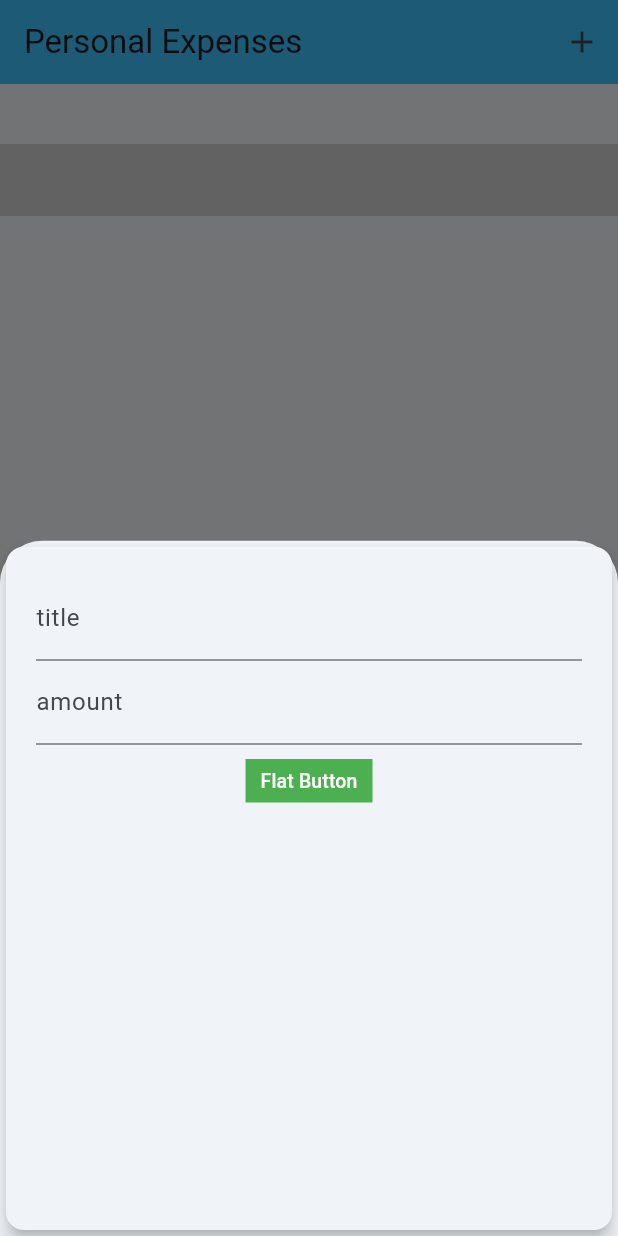
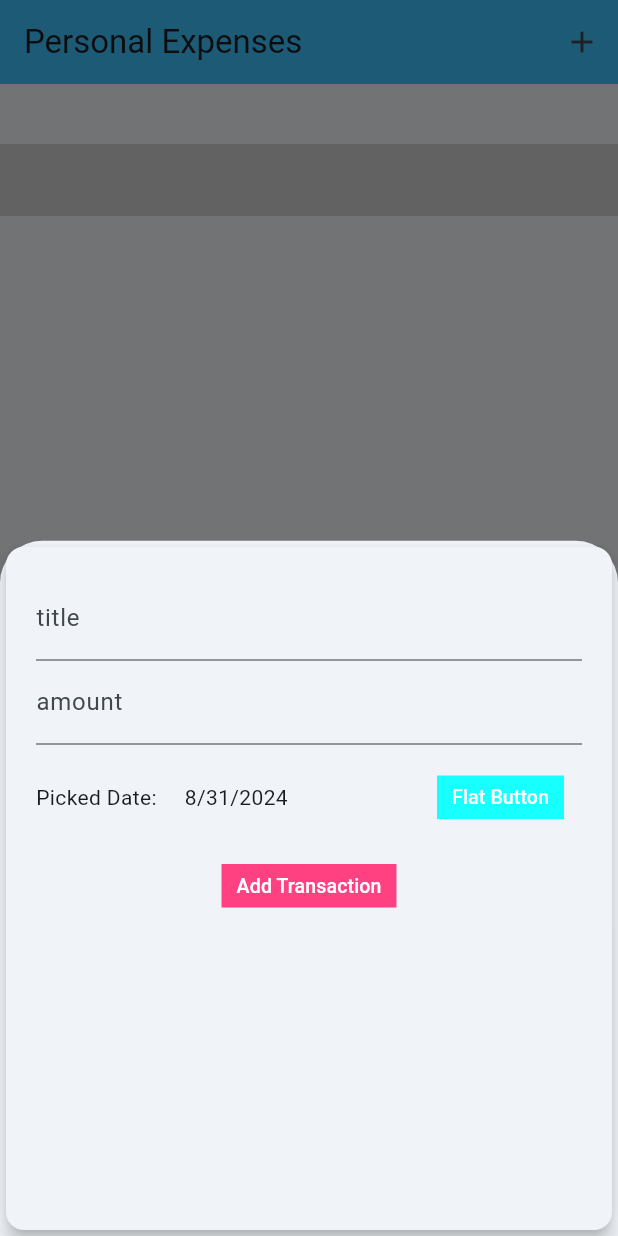
Before and after one commit to zahhard/personal_expence_app, a Flutter app: the screen it shows after launch, after a tap on the "add" icon, on a phone screen of 412 x 824 dp. Run offline on Flutter 3.47's test engine with Material 3 defaults, Android fonts, the phone set to English and light mode, and no system bars; statements that could not run were skipped.

Commit message:
ui changes

```diff
--- a/lib/widgets/NewTransaction.dart
+++ b/lib/widgets/NewTransaction.dart
@@ -1,5 +1,6 @@
 import 'package:flutter/cupertino.dart';
 import 'package:flutter/material.dart';
+import 'package:intl/intl.dart';
 
 class NewTranaction extends StatefulWidget {
   final Function addTx;
@@ -13,18 +14,44 @@ class NewTranaction extends StatefulWidget {
 class _NewTransactionState extends State<NewTranaction> {
   final titleController = TextEditingController();
   final amountController = TextEditingController();
+  DateTime _selectedDate = DateTime.now() ;
 
 
-  void submitData (){
-    final enterTitle = titleController.text;
-    final enterAmount = double.parse(amountController.text);
-
-    if (enterTitle.isEmpty || enterAmount<0){
+  void submitData() {
+    if (amountController.text.isEmpty) {
       return;
     }
-    widget.addTx(enterTitle, enterAmount);
+    final enteredTitle = titleController.text;
+    final enteredAmount = double.parse(amountController.text);
+
+    if (enteredTitle.isEmpty || enteredAmount <= 0 || _selectedDate == null) {
+      return;
+    }
+
+    widget.addTx(
+      enteredTitle,
+      enteredAmount,
+      _selectedDate,
+    );
 
     Navigator.of(context).pop();
+  }
+
+  void _presentDatePicker() {
+    showDatePicker(
+      context: context,
+      initialDate: DateTime.now(),
+      firstDate: DateTime(2019),
+      lastDate: DateTime.now(),
+    ).then((pickedDate) {
+      if (pickedDate == null) {
+        return;
+      }
+      setState(() {
+        _selectedDate = pickedDate;
+      });
+    });
+    print('...');
   }
 
   @override
@@ -48,10 +75,22 @@ class _NewTransactionState extends State<NewTranaction> {
                 keyboardType: TextInputType.number,
                 onSubmitted: (_) =>  submitData,
               ),
+              Container(
+                height: 70,
+                child: Row(
+                  mainAxisAlignment: MainAxisAlignment.spaceAround,
+                  children: <Widget>[
+                    Expanded(
+                      child: Text(
+                        _selectedDate == null
+                            ? 'No Date Chosen!'
+                            : 'Picked Date:     ${DateFormat.yMd().format(_selectedDate)}',
+                      ),
+                    ),
                     TextButton(
-                onPressed: submitData,
+                      onPressed: _presentDatePicker,
                       child: Container(
-                  color: Colors.green,
+                        color: Colors.cyanAccent,
                         padding: const EdgeInsets.symmetric(vertical: 5, horizontal: 10),
                         child: const Text(
                           'Flat Button',
@@ -62,6 +101,20 @@ class _NewTransactionState extends State<NewTranaction> {
                   ],
                 ),
               ),
+               TextButton(
+                  onPressed: submitData,
+                 child: Container(
+                   color: Colors.pinkAccent,
+                   padding: const EdgeInsets.symmetric(vertical: 5, horizontal: 10),
+                   child: const Text('Add Transaction',
+                     style: TextStyle(color: Colors.white, fontSize: 13.0),
+                   ),
+                 ),
+               ),
+
+            ],
+          ),
+        ),
       );
   }
 
```
Lines whose indentation alone changed are shown as unchanged.
